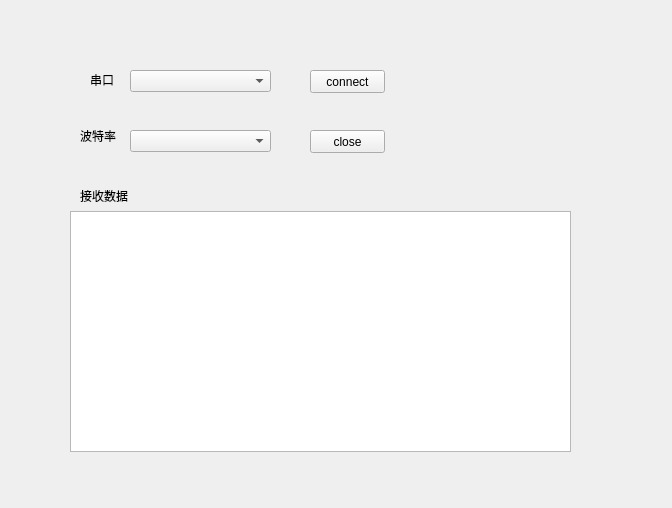
Above: Pyserial/COM_Connect.ui from hyhplus/temperature_field before the change. Below: the same form after it.
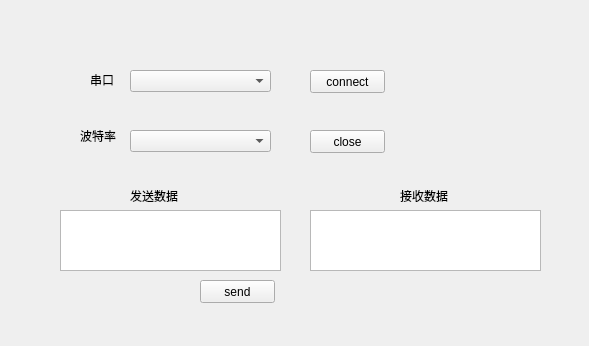
That is the form after the change.

Commit message: update color & pyserial connect to mysql v1 2018-12-4.

The edit to the form file:
```diff
--- a/Pyserial/COM_Connect.ui
+++ b/Pyserial/COM_Connect.ui
@@ -6,8 +6,8 @@
    <rect>
     <x>0</x>
     <y>0</y>
-    <width>672</width>
-    <height>508</height>
+    <width>589</width>
+    <height>346</height>
    </rect>
   </property>
   <property name="windowTitle">
@@ -59,16 +59,6 @@
     </rect>
    </property>
   </widget>
-  <widget class="QTextBrowser" name="textBrowser">
-   <property name="geometry">
-    <rect>
-     <x>70</x>
-     <y>211</y>
-     <width>501</width>
-     <height>241</height>
-    </rect>
-   </property>
-  </widget>
   <widget class="QLabel" name="label">
    <property name="geometry">
     <rect>
@@ -98,7 +88,33 @@
   <widget class="QLabel" name="label_3">
    <property name="geometry">
     <rect>
-     <x>80</x>
+     <x>130</x>
+     <y>190</y>
+     <width>54</width>
+     <height>12</height>
+    </rect>
+   </property>
+   <property name="text">
+    <string>发送数据</string>
+   </property>
+  </widget>
+  <widget class="QPushButton" name="pushButton_3">
+   <property name="geometry">
+    <rect>
+     <x>200</x>
+     <y>280</y>
+     <width>75</width>
+     <height>23</height>
+    </rect>
+   </property>
+   <property name="text">
+    <string>send</string>
+   </property>
+  </widget>
+  <widget class="QLabel" name="label_5">
+   <property name="geometry">
+    <rect>
+     <x>400</x>
      <y>190</y>
      <width>54</width>
      <height>12</height>
@@ -108,6 +124,26 @@
     <string>接收数据</string>
    </property>
   </widget>
+  <widget class="QTextBrowser" name="textBrowser">
+   <property name="geometry">
+    <rect>
+     <x>310</x>
+     <y>210</y>
+     <width>231</width>
+     <height>61</height>
+    </rect>
+   </property>
+  </widget>
+  <widget class="QTextEdit" name="textEdit">
+   <property name="geometry">
+    <rect>
+     <x>60</x>
+     <y>210</y>
+     <width>221</width>
+     <height>61</height>
+    </rect>
+   </property>
+  </widget>
  </widget>
  <resources/>
  <connections/>
```
Left out of the diff: 2 changed lines with no effect on the pictures. The commit also changes 13 other files.
